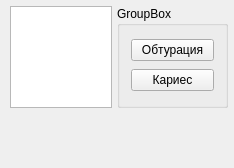
This is src/View/ListView/SurfacePanel/SurfacePanel.ui in thefinalcutbg/DinoDent as Qt 5 draws it before an edit. The edited form follows.
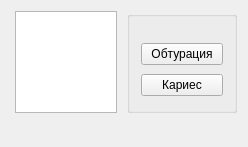
This is the edited form. Custom widgets are drawn as their Qt base class.

```diff
--- a/src/View/ListView/SurfacePanel/SurfacePanel.ui
+++ b/src/View/ListView/SurfacePanel/SurfacePanel.ui
@@ -6,31 +6,22 @@
    <rect>
     <x>0</x>
     <y>0</y>
-    <width>234</width>
-    <height>168</height>
+    <width>248</width>
+    <height>147</height>
    </rect>
   </property>
   <property name="windowTitle">
    <string>SurfacePanel</string>
   </property>
   <layout class="QHBoxLayout" name="horizontalLayout_2">
-   <property name="spacing">
-    <number>0</number>
-   </property>
-   <property name="leftMargin">
-    <number>6</number>
-   </property>
-   <property name="topMargin">
-    <number>6</number>
-   </property>
-   <property name="rightMargin">
-    <number>6</number>
-   </property>
    <property name="bottomMargin">
-    <number>6</number>
+    <number>0</number>
    </property>
    <item>
-    <layout class="QVBoxLayout" name="verticalLayout_2">
+    <layout class="QVBoxLayout" name="verticalLayout_3">
+     <property name="spacing">
+      <number>0</number>
+     </property>
      <item>
       <layout class="QHBoxLayout" name="horizontalLayout">
        <item>
@@ -118,27 +109,94 @@
        </property>
       </widget>
      </item>
+     <item>
+      <spacer name="verticalSpacer_2">
+       <property name="orientation">
+        <enum>Qt::Vertical</enum>
+       </property>
+       <property name="sizeHint" stdset="0">
+        <size>
+         <width>20</width>
+         <height>40</height>
+        </size>
+       </property>
+      </spacer>
+     </item>
     </layout>
    </item>
    <item>
-    <layout class="QVBoxLayout" name="verticalLayout_3">
+    <layout class="QVBoxLayout" name="verticalLayout_4">
      <item>
-      <widget class="QGroupBox" name="sideBox">
+      <layout class="QVBoxLayout" name="verticalLayout_2">
+       <property name="spacing">
+        <number>0</number>
+       </property>
+       <property name="sizeConstraint">
+        <enum>QLayout::SetDefaultConstraint</enum>
+       </property>
+       <item>
+        <widget class="QGroupBox" name="group">
+         <property name="sizePolicy">
+          <sizepolicy hsizetype="Preferred" vsizetype="Preferred">
+           <horstretch>0</horstretch>
+           <verstretch>0</verstretch>
+          </sizepolicy>
+         </property>
        <property name="minimumSize">
         <size>
          <width>102</width>
          <height>102</height>
         </size>
        </property>
+         <property name="maximumSize">
+          <size>
+           <width>16777215</width>
+           <height>102</height>
+          </size>
+         </property>
        <property name="title">
-        <string>GroupBox</string>
+          <string/>
        </property>
        <property name="flat">
         <bool>false</bool>
        </property>
        <layout class="QVBoxLayout" name="verticalLayout">
+          <property name="topMargin">
+           <number>0</number>
+          </property>
+          <property name="bottomMargin">
+           <number>9</number>
+          </property>
         <item>
-         <widget class="QPushButton" name="sideObturation">
+           <widget class="QLabel" name="sideBox">
+            <property name="sizePolicy">
+             <sizepolicy hsizetype="Preferred" vsizetype="Fixed">
+              <horstretch>0</horstretch>
+              <verstretch>0</verstretch>
+             </sizepolicy>
+            </property>
+            <property name="minimumSize">
+             <size>
+              <width>0</width>
+              <height>0</height>
+             </size>
+            </property>
+            <property name="maximumSize">
+             <size>
+              <width>16777215</width>
+              <height>16777215</height>
+             </size>
+            </property>
+            <property name="text">
+             <string/>
+            </property>
+            <property name="alignment">
+             <set>Qt::AlignCenter</set>
+            </property>
+           </widget>
+          </item>
+          <item>
+           <widget class="StatusButton" name="sideObturation">
           <property name="sizePolicy">
            <sizepolicy hsizetype="Preferred" vsizetype="Fixed">
             <horstretch>0</horstretch>
@@ -178,11 +236,16 @@
        </layout>
       </widget>
      </item>
+      </layout>
+     </item>
      <item>
       <spacer name="verticalSpacer">
        <property name="orientation">
         <enum>Qt::Vertical</enum>
        </property>
+       <property name="sizeType">
+        <enum>QSizePolicy::Expanding</enum>
+       </property>
        <property name="sizeHint" stdset="0">
         <size>
          <width>20</width>
@@ -196,6 +259,13 @@
   </layout>
  </widget>
  <layoutdefault spacing="6" margin="11"/>
+ <customwidgets>
+  <customwidget>
+   <class>StatusButton</class>
+   <extends>QPushButton</extends>
+   <header>View/ListView/ControlPanel/StatusButton.h</header>
+  </customwidget>
+ </customwidgets>
  <resources/>
  <connections/>
 </ui>
```
Left out of the diff: 2 changed lines with no effect on the pictures. Lines whose indentation alone changed are shown as unchanged.
